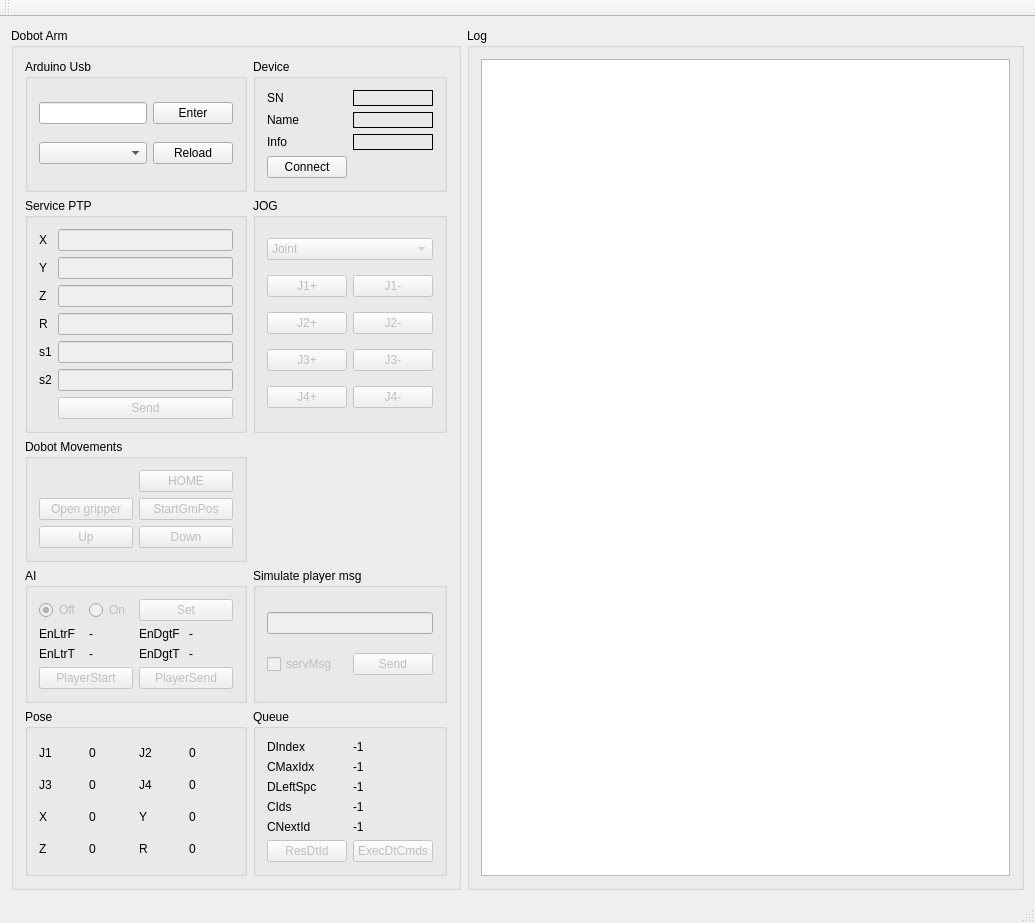
Above: mainwindow.ui from marianexyx/DobotChess before the change. Below: the same form after it.
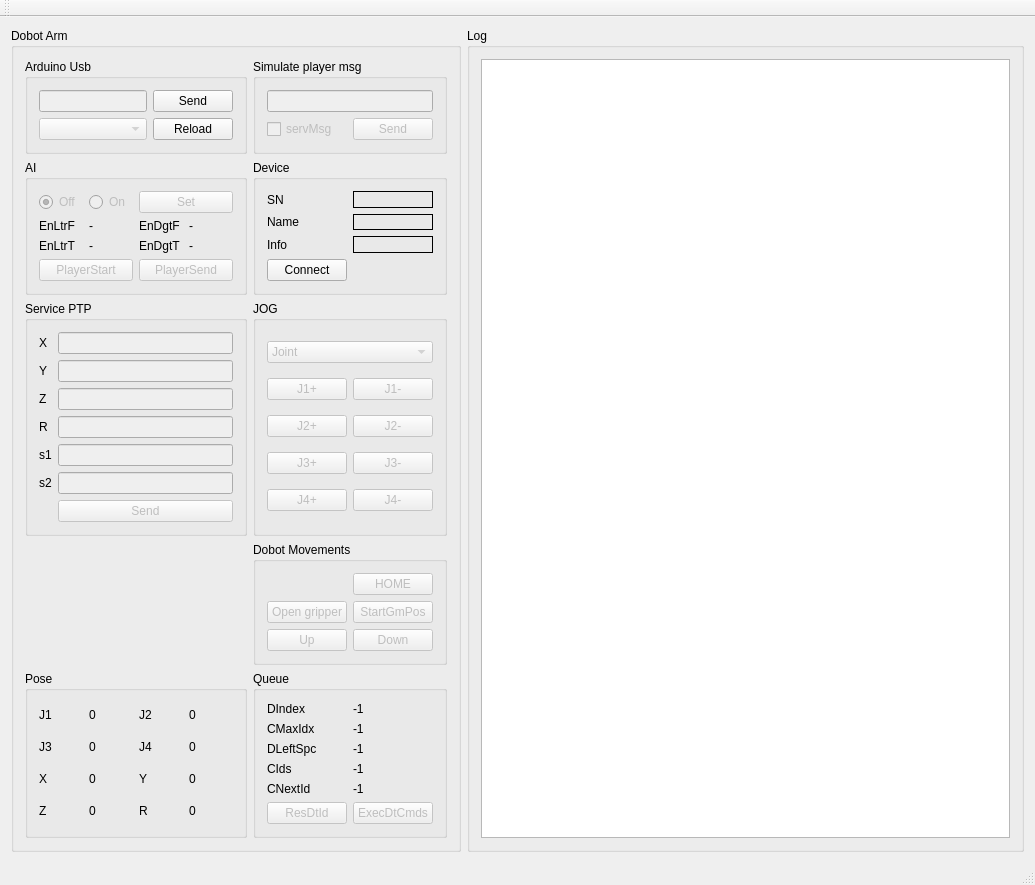
That is the form after the change.

Diff of the .ui file:
```diff
--- a/mainwindow.ui
+++ b/mainwindow.ui
@@ -7,7 +7,7 @@
     <x>0</x>
     <y>0</y>
     <width>1035</width>
-    <height>874</height>
+    <height>840</height>
    </rect>
   </property>
   <property name="windowTitle">
@@ -40,7 +40,7 @@
        <string>Dobot Arm</string>
       </property>
       <layout class="QGridLayout" name="gridLayout_3">
-       <item row="1" column="0">
+       <item row="2" column="0">
         <widget class="QGroupBox" name="groupBox_3">
          <property name="title">
           <string>Service PTP</string>
@@ -143,7 +143,7 @@
          </layout>
         </widget>
        </item>
-       <item row="1" column="1">
+       <item row="2" column="1">
         <widget class="QGroupBox" name="JOGgroupBox">
          <property name="title">
           <string>JOG</string>
@@ -249,125 +249,7 @@
          </layout>
         </widget>
        </item>
-       <item row="3" column="0">
-        <widget class="QGroupBox" name="groupBox_10">
-         <property name="title">
-          <string>AI</string>
-         </property>
-         <layout class="QGridLayout" name="gridLayout_2">
-          <item row="1" column="2">
-           <widget class="QLabel" name="label_25">
-            <property name="text">
-             <string>EnDgtF</string>
-            </property>
-           </widget>
-          </item>
-          <item row="1" column="0">
-           <widget class="QLabel" name="label_23">
-            <property name="text">
-             <string>EnLtrF</string>
-            </property>
-           </widget>
-          </item>
-          <item row="1" column="1">
-           <widget class="QLabel" name="AIEnLtrFromLbl">
-            <property name="text">
-             <string>-</string>
-            </property>
-           </widget>
-          </item>
-          <item row="3" column="0" colspan="2">
-           <widget class="QPushButton" name="AIEnemyStartBtn">
-            <property name="enabled">
-             <bool>false</bool>
-            </property>
-            <property name="text">
-             <string>PlayerStart</string>
-            </property>
-           </widget>
-          </item>
-          <item row="0" column="0">
-           <widget class="QRadioButton" name="botOffRadioBtn">
-            <property name="enabled">
-             <bool>false</bool>
-            </property>
-            <property name="text">
-             <string>Off</string>
-            </property>
-            <property name="checked">
-             <bool>true</bool>
-            </property>
-           </widget>
-          </item>
-          <item row="0" column="1">
-           <widget class="QRadioButton" name="botOnRadioBtn">
-            <property name="enabled">
-             <bool>false</bool>
-            </property>
-            <property name="text">
-             <string>On</string>
-            </property>
-           </widget>
-          </item>
-          <item row="1" column="3">
-           <widget class="QLabel" name="AIEnDgtFromLbl">
-            <property name="text">
-             <string>-</string>
-            </property>
-           </widget>
-          </item>
-          <item row="0" column="2" colspan="2">
-           <widget class="QPushButton" name="AIBtn">
-            <property name="enabled">
-             <bool>false</bool>
-            </property>
-            <property name="text">
-             <string>Set</string>
-            </property>
-           </widget>
-          </item>
-          <item row="3" column="2" colspan="2">
-           <widget class="QPushButton" name="AIEnemySendBtn">
-            <property name="enabled">
-             <bool>false</bool>
-            </property>
-            <property name="text">
-             <string>PlayerSend</string>
-            </property>
-           </widget>
-          </item>
-          <item row="2" column="0">
-           <widget class="QLabel" name="label_24">
-            <property name="text">
-             <string>EnLtrT</string>
-            </property>
-           </widget>
-          </item>
-          <item row="2" column="1">
-           <widget class="QLabel" name="AIEnLtrToLbl">
-            <property name="text">
-             <string>-</string>
-            </property>
-           </widget>
-          </item>
-          <item row="2" column="2">
-           <widget class="QLabel" name="label_27">
-            <property name="text">
-             <string>EnDgtT</string>
-            </property>
-           </widget>
-          </item>
-          <item row="2" column="3">
-           <widget class="QLabel" name="AIEnDgtToLbl">
-            <property name="text">
-             <string>-</string>
-            </property>
-           </widget>
-          </item>
-         </layout>
-        </widget>
-       </item>
-       <item row="4" column="0">
+       <item row="5" column="0">
         <widget class="QGroupBox" name="groupBox_2">
          <property name="title">
           <string>Pose</string>
@@ -494,7 +376,7 @@
          </layout>
         </widget>
        </item>
-       <item row="4" column="1">
+       <item row="5" column="1">
         <widget class="QGroupBox" name="groupBox_4">
          <property name="title">
           <string>Queue</string>
@@ -593,7 +475,117 @@
          </layout>
         </widget>
        </item>
-       <item row="3" column="1">
+       <item row="0" column="0">
+        <widget class="QGroupBox" name="groupBox_12">
+         <property name="title">
+          <string>Arduino Usb</string>
+         </property>
+         <layout class="QGridLayout" name="gridLayout_13">
+          <item row="1" column="0">
+           <widget class="QComboBox" name="portsComboBox">
+            <property name="enabled">
+             <bool>false</bool>
+            </property>
+           </widget>
+          </item>
+          <item row="0" column="0">
+           <widget class="QLineEdit" name="usbCmdLine">
+            <property name="enabled">
+             <bool>false</bool>
+            </property>
+           </widget>
+          </item>
+          <item row="1" column="1">
+           <widget class="QPushButton" name="reloadPortsBtn">
+            <property name="text">
+             <string>Reload</string>
+            </property>
+           </widget>
+          </item>
+          <item row="0" column="1">
+           <widget class="QPushButton" name="sendUsbBtn">
+            <property name="text">
+             <string>Send</string>
+            </property>
+           </widget>
+          </item>
+         </layout>
+        </widget>
+       </item>
+       <item row="1" column="1">
+        <widget class="QGroupBox" name="groupBox">
+         <property name="title">
+          <string>Device</string>
+         </property>
+         <layout class="QGridLayout" name="gridLayout_11">
+          <item row="0" column="0">
+           <widget class="QLabel" name="label_9">
+            <property name="text">
+             <string>SN</string>
+            </property>
+           </widget>
+          </item>
+          <item row="0" column="1">
+           <widget class="QLabel" name="deviceSNLabel">
+            <property name="frameShape">
+             <enum>QFrame::Panel</enum>
+            </property>
+            <property name="text">
+             <string/>
+            </property>
+           </widget>
+          </item>
+          <item row="1" column="0">
+           <widget class="QLabel" name="label_10">
+            <property name="text">
+             <string>Name</string>
+            </property>
+           </widget>
+          </item>
+          <item row="1" column="1">
+           <widget class="QLabel" name="DeviceNameLabel">
+            <property name="frameShape">
+             <enum>QFrame::Panel</enum>
+            </property>
+            <property name="text">
+             <string/>
+            </property>
+            <property name="textFormat">
+             <enum>Qt::AutoText</enum>
+            </property>
+           </widget>
+          </item>
+          <item row="2" column="0">
+           <widget class="QLabel" name="label_11">
+            <property name="text">
+             <string>Info</string>
+            </property>
+           </widget>
+          </item>
+          <item row="2" column="1">
+           <widget class="QLabel" name="DeviceInfoLabel">
+            <property name="frameShape">
+             <enum>QFrame::Panel</enum>
+            </property>
+            <property name="frameShadow">
+             <enum>QFrame::Plain</enum>
+            </property>
+            <property name="text">
+             <string/>
+            </property>
+           </widget>
+          </item>
+          <item row="3" column="0">
+           <widget class="QPushButton" name="connectBtn">
+            <property name="text">
+             <string>Connect</string>
+            </property>
+           </widget>
+          </item>
+         </layout>
+        </widget>
+       </item>
+       <item row="0" column="1">
         <widget class="QGroupBox" name="groupBox_6">
          <property name="title">
           <string>Simulate player msg </string>
@@ -635,7 +627,125 @@
          </layout>
         </widget>
        </item>
-       <item row="2" column="0">
+       <item row="1" column="0">
+        <widget class="QGroupBox" name="groupBox_10">
+         <property name="title">
+          <string>AI</string>
+         </property>
+         <layout class="QGridLayout" name="gridLayout_2">
+          <item row="1" column="2">
+           <widget class="QLabel" name="label_25">
+            <property name="text">
+             <string>EnDgtF</string>
+            </property>
+           </widget>
+          </item>
+          <item row="1" column="0">
+           <widget class="QLabel" name="label_23">
+            <property name="text">
+             <string>EnLtrF</string>
+            </property>
+           </widget>
+          </item>
+          <item row="1" column="1">
+           <widget class="QLabel" name="AIEnLtrFromLbl">
+            <property name="text">
+             <string>-</string>
+            </property>
+           </widget>
+          </item>
+          <item row="3" column="0" colspan="2">
+           <widget class="QPushButton" name="AIEnemyStartBtn">
+            <property name="enabled">
+             <bool>false</bool>
+            </property>
+            <property name="text">
+             <string>PlayerStart</string>
+            </property>
+           </widget>
+          </item>
+          <item row="0" column="0">
+           <widget class="QRadioButton" name="botOffRadioBtn">
+            <property name="enabled">
+             <bool>false</bool>
+            </property>
+            <property name="text">
+             <string>Off</string>
+            </property>
+            <property name="checked">
+             <bool>true</bool>
+            </property>
+           </widget>
+          </item>
+          <item row="0" column="1">
+           <widget class="QRadioButton" name="botOnRadioBtn">
+            <property name="enabled">
+             <bool>false</bool>
+            </property>
+            <property name="text">
+             <string>On</string>
+            </property>
+           </widget>
+          </item>
+          <item row="1" column="3">
+           <widget class="QLabel" name="AIEnDgtFromLbl">
+            <property name="text">
+             <string>-</string>
+            </property>
+           </widget>
+          </item>
+          <item row="0" column="2" colspan="2">
+           <widget class="QPushButton" name="AIBtn">
+            <property name="enabled">
+             <bool>false</bool>
+            </property>
+            <property name="text">
+             <string>Set</string>
+            </property>
+           </widget>
+          </item>
+          <item row="3" column="2" colspan="2">
+           <widget class="QPushButton" name="AIEnemySendBtn">
+            <property name="enabled">
+             <bool>false</bool>
+            </property>
+            <property name="text">
+             <string>PlayerSend</string>
+            </property>
+           </widget>
+          </item>
+          <item row="2" column="0">
+           <widget class="QLabel" name="label_24">
+            <property name="text">
+             <string>EnLtrT</string>
+            </property>
+           </widget>
+          </item>
+          <item row="2" column="1">
+           <widget class="QLabel" name="AIEnLtrToLbl">
+            <property name="text">
+             <string>-</string>
+            </property>
+           </widget>
+          </item>
+          <item row="2" column="2">
+           <widget class="QLabel" name="label_27">
+            <property name="text">
+             <string>EnDgtT</string>
+            </property>
+           </widget>
+          </item>
+          <item row="2" column="3">
+           <widget class="QLabel" name="AIEnDgtToLbl">
+            <property name="text">
+             <string>-</string>
+            </property>
+           </widget>
+          </item>
+         </layout>
+        </widget>
+       </item>
+       <item row="3" column="1">
         <widget class="QGroupBox" name="groupBox_11">
          <property name="title">
           <string>Dobot Movements</string>
@@ -699,108 +809,6 @@
          <zorder>downBtn</zorder>
         </widget>
        </item>
-       <item row="0" column="1">
-        <widget class="QGroupBox" name="groupBox">
-         <property name="title">
-          <string>Device</string>
-         </property>
-         <layout class="QGridLayout" name="gridLayout_11">
-          <item row="0" column="0">
-           <widget class="QLabel" name="label_9">
-            <property name="text">
-             <string>SN</string>
-            </property>
-           </widget>
-          </item>
-          <item row="0" column="1">
-           <widget class="QLabel" name="deviceSNLabel">
-            <property name="frameShape">
-             <enum>QFrame::Panel</enum>
-            </property>
-            <property name="text">
-             <string/>
-            </property>
-           </widget>
-          </item>
-          <item row="1" column="0">
-           <widget class="QLabel" name="label_10">
-            <property name="text">
-             <string>Name</string>
-            </property>
-           </widget>
-          </item>
-          <item row="1" column="1">
-           <widget class="QLabel" name="DeviceNameLabel">
-            <property name="frameShape">
-             <enum>QFrame::Panel</enum>
-            </property>
-            <property name="text">
-             <string/>
-            </property>
-            <property name="textFormat">
-             <enum>Qt::AutoText</enum>
-            </property>
-           </widget>
-          </item>
-          <item row="2" column="0">
-           <widget class="QLabel" name="label_11">
-            <property name="text">
-             <string>Info</string>
-            </property>
-           </widget>
-          </item>
-          <item row="2" column="1">
-           <widget class="QLabel" name="DeviceInfoLabel">
-            <property name="frameShape">
-             <enum>QFrame::Panel</enum>
-            </property>
-            <property name="frameShadow">
-             <enum>QFrame::Plain</enum>
-            </property>
-            <property name="text">
-             <string/>
-            </property>
-           </widget>
-          </item>
-          <item row="3" column="0">
-           <widget class="QPushButton" name="connectBtn">
-            <property name="text">
-             <string>Connect</string>
-            </property>
-           </widget>
-          </item>
-         </layout>
-        </widget>
-       </item>
-       <item row="0" column="0">
-        <widget class="QGroupBox" name="groupBox_12">
-         <property name="title">
-          <string>Arduino Usb</string>
-         </property>
-         <layout class="QGridLayout" name="gridLayout_13">
-          <item row="1" column="0">
-           <widget class="QComboBox" name="portsComboBox"/>
-          </item>
-          <item row="0" column="0">
-           <widget class="QLineEdit" name="commandLine"/>
-          </item>
-          <item row="1" column="1">
-           <widget class="QPushButton" name="reloadPortsBtn">
-            <property name="text">
-             <string>Reload</string>
-            </property>
-           </widget>
-          </item>
-          <item row="0" column="1">
-           <widget class="QPushButton" name="enterButton">
-            <property name="text">
-             <string>Enter</string>
-            </property>
-           </widget>
-          </item>
-         </layout>
-        </widget>
-       </item>
       </layout>
      </widget>
     </item>
```
